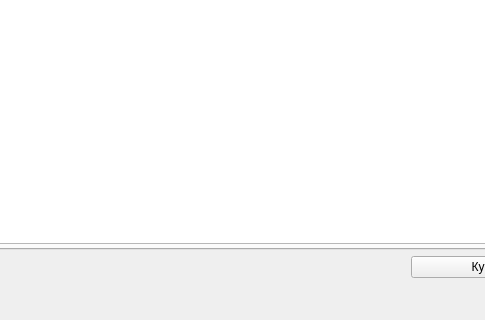
First picture: the form in InvestitionsProgram/employeemainwindow.ui, repository DaniilChernykh/Project, before the edit; both pictures show x 251 to 736 and y 83 to 403 of the 824 by 403 pixel window.
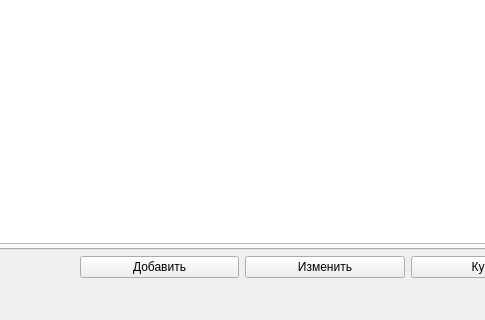
Second picture: the form after the edit.

Commit message: add register users, buy investition by employee, add/edit security by employee

```diff
--- a/InvestitionsProgram/employeemainwindow.ui
+++ b/InvestitionsProgram/employeemainwindow.ui
@@ -98,6 +98,20 @@
        </widget>
       </widget>
      </item>
+     <item row="1" column="3">
+      <widget class="QPushButton" name="editButton">
+       <property name="text">
+        <string>Изменить</string>
+       </property>
+      </widget>
+     </item>
+     <item row="1" column="2">
+      <widget class="QPushButton" name="addButton">
+       <property name="text">
+        <string>Добавить</string>
+       </property>
+      </widget>
+     </item>
     </layout>
    </widget>
   </widget>
```
Left out of the diff: 37 changed lines with no effect on the pictures. The commit also changes 23 other files.
